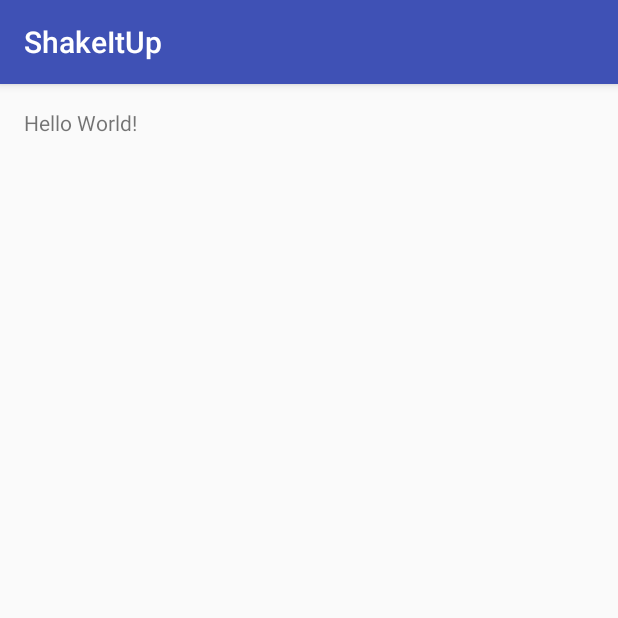
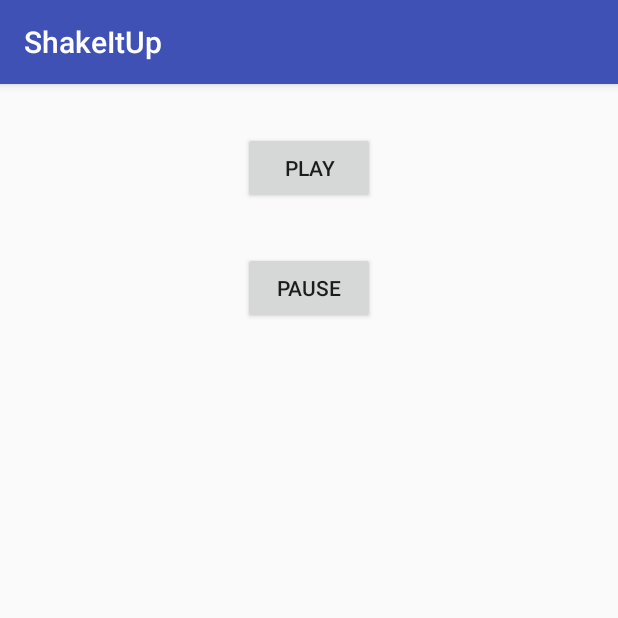
Before and after one commit to EmmettWilson/ShakeItUpCodelab, an Android app: the screen it shows after launch (MainActivity), on a phone screen of 412 x 824 dp, the top half of it. Run offline under Robolectric (Android 15) with nearby library versions, the phone set to English and light mode, and no system bars.

Commit message:
Add play and pause buttons to activities layout.

```diff
--- a/app/src/main/res/layout/activity_main.xml
+++ b/app/src/main/res/layout/activity_main.xml
@@ -1,5 +1,5 @@
 <?xml version="1.0" encoding="utf-8"?>
-<RelativeLayout
+<LinearLayout
     xmlns:android="http://schemas.android.com/apk/res/android"
     xmlns:tools="http://schemas.android.com/tools"
     android:id="@+id/activity_main"
@@ -9,10 +9,23 @@
     android:paddingLeft="@dimen/activity_horizontal_margin"
     android:paddingRight="@dimen/activity_horizontal_margin"
     android:paddingTop="@dimen/activity_vertical_margin"
+    android:orientation="vertical"
     tools:context="com.asynchrony.shakeitup.MainActivity">
 
-    <TextView
+    <Button
+        android:id="@+id/play_button"
         android:layout_width="wrap_content"
         android:layout_height="wrap_content"
-        android:text="Hello World!"/>
-</RelativeLayout>
+        android:layout_gravity="center"
+        android:layout_margin="16dp"
+        android:text="@string/play"/>
+
+    <Button
+        android:id="@+id/pause_button"
+        android:layout_width="wrap_content"
+        android:layout_height="wrap_content"
+        android:layout_gravity="center"
+        android:layout_margin="16dp"
+        android:text="@string/pause"/>
+
+</LinearLayout>
--- a/app/src/main/res/values/strings.xml
+++ b/app/src/main/res/values/strings.xml
@@ -1,3 +1,5 @@
 <resources>
     <string name="app_name">ShakeItUp</string>
+    <string name="play">Play</string>
+    <string name="pause">Pause</string>
 </resources>
```
